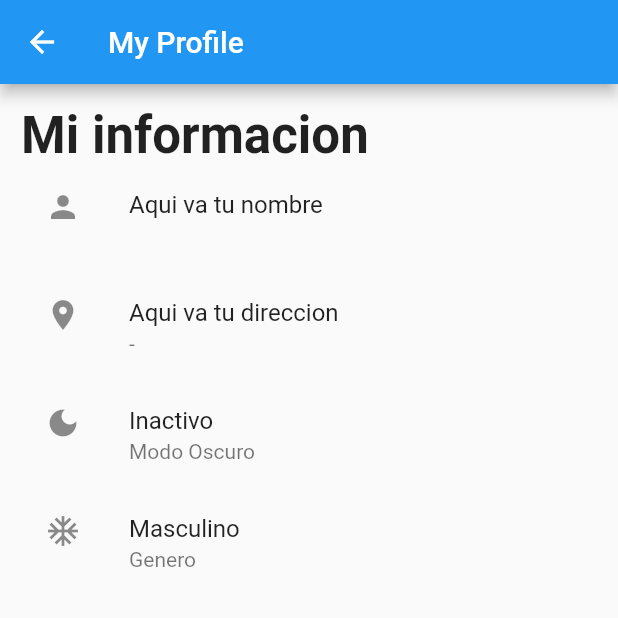
After one commit to stark-ace-1891/tf08p_0021_codigo_sp, a Flutter app: the MyProfilePage screen opened directly, on a phone screen of 412 x 824 dp, the top half of it. The commit adds this screen. Run offline on Flutter 3.47's test engine with Material 2 defaults, Android fonts, the phone set to English and light mode, and no system bars; our stand-ins replace shared_preferences; accounts and stored records are empty; network calls fail.

Commit message:
Acabando my_profile

```diff
--- a/lib/pages/home_page.dart
+++ b/lib/pages/home_page.dart
@@ -126,8 +126,7 @@ class _HomPageState extends State<HomPage> {
                 onPressed: () {
                   // print(_fullNameController.text);
                   // print(_addressController.text);
-                  // saveSharedPreferences();
-                  getDataSharedPreferences();
+                  saveSharedPreferences();
                 },
                 style: ElevatedButton.styleFrom(
                   primary: Colors.black,
--- a/lib/pages/my_drawer_widget.dart
+++ b/lib/pages/my_drawer_widget.dart
@@ -1,6 +1,7 @@
 import 'package:flutter/material.dart';
 import 'package:flutter/src/widgets/framework.dart';
 import 'package:flutter/src/widgets/placeholder.dart';
+import 'package:tf08p_0021_codigo_sp/pages/my_profile_page.dart';
 
 class MyDrawerWidget extends StatelessWidget {
   const MyDrawerWidget({super.key});
@@ -53,6 +54,9 @@ class MyDrawerWidget extends StatelessWidget {
               ),
             ),
             ListTile(
+              onTap: (){
+                Navigator.push(context, MaterialPageRoute(builder: (context) => MyProfilePage()));
+              },
               title: Text("Mi perfil"),
               leading: Icon(
                 Icons.people,
--- /dev/null
+++ b/lib/pages/my_profile_page.dart
@@ -0,0 +1,94 @@
+import 'package:flutter/material.dart';
+import 'package:shared_preferences/shared_preferences.dart';
+
+class MyProfilePage extends StatefulWidget {
+  const MyProfilePage({super.key});
+
+  @override
+  State<MyProfilePage> createState() => _MyProfilePageState();
+}
+
+class _MyProfilePageState extends State<MyProfilePage> {
+  String fullName = "";
+  String address = "";
+  bool isDarkMode = false;
+  int gender = 1;
+
+  @override
+  initState() {
+    super.initState();
+    getDataShared();
+  }
+
+  getDataShared() async {
+    SharedPreferences _prefs = await SharedPreferences.getInstance();
+    fullName = _prefs.getString("fullName") ?? "-";
+    address = _prefs.getString("address") ?? "-";
+    isDarkMode = _prefs.getBool("darkMode") ?? false;
+    gender = _prefs.getInt("gender") ?? 1;
+
+    setState(() {
+
+    });
+  }
+
+  @override
+  Widget build(BuildContext context) {
+    return Scaffold(
+      appBar: AppBar(
+        title: Text("My Profile"),
+      ),
+      body: Padding(
+        padding: const EdgeInsets.all(14.0),
+        child: Column(
+          crossAxisAlignment: CrossAxisAlignment.start,
+          children: [
+            Text(
+              "Mi informacion",
+              style: TextStyle(
+                fontSize: 34,
+                fontWeight: FontWeight.bold,
+              ),
+            ),
+            ListTile(
+              leading: Icon(Icons.person),
+              title: Text(
+                "Aqui va tu nombre",
+              ),
+              subtitle: Text(
+                fullName,
+              ),
+            ),
+            ListTile(
+              leading: Icon(Icons.location_on),
+              title: Text(
+                "Aqui va tu direccion",
+              ),
+              subtitle: Text(
+                address,
+              ),
+            ),
+            ListTile(
+              leading: Icon(Icons.dark_mode),
+              title: Text(
+                isDarkMode ? "Activo" : "Inactivo",
+              ),
+              subtitle: Text(
+                "Modo Oscuro",
+              ),
+            ),
+            ListTile(
+              leading: Icon(Icons.ac_unit),
+              title: Text(
+                gender == 1 ? "Masculino" : "Femenino",
+              ),
+              subtitle: Text(
+                "Genero",
+              ),
+            ),
+          ],
+        ),
+      ),
+    );
+  }
+}
```
